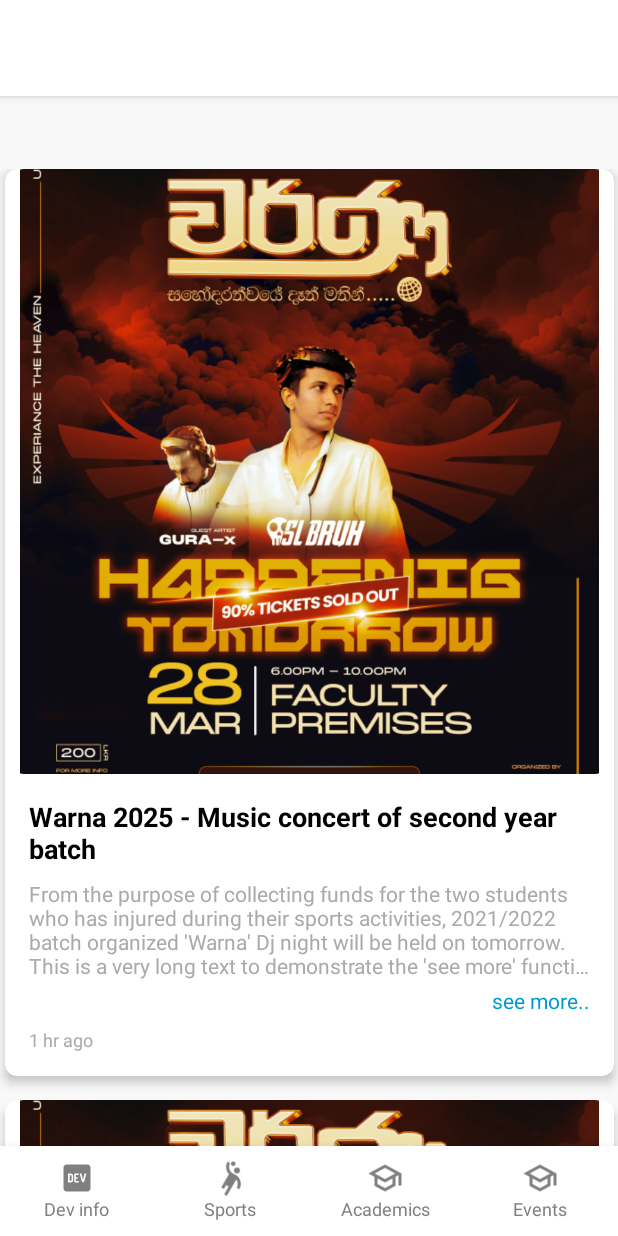
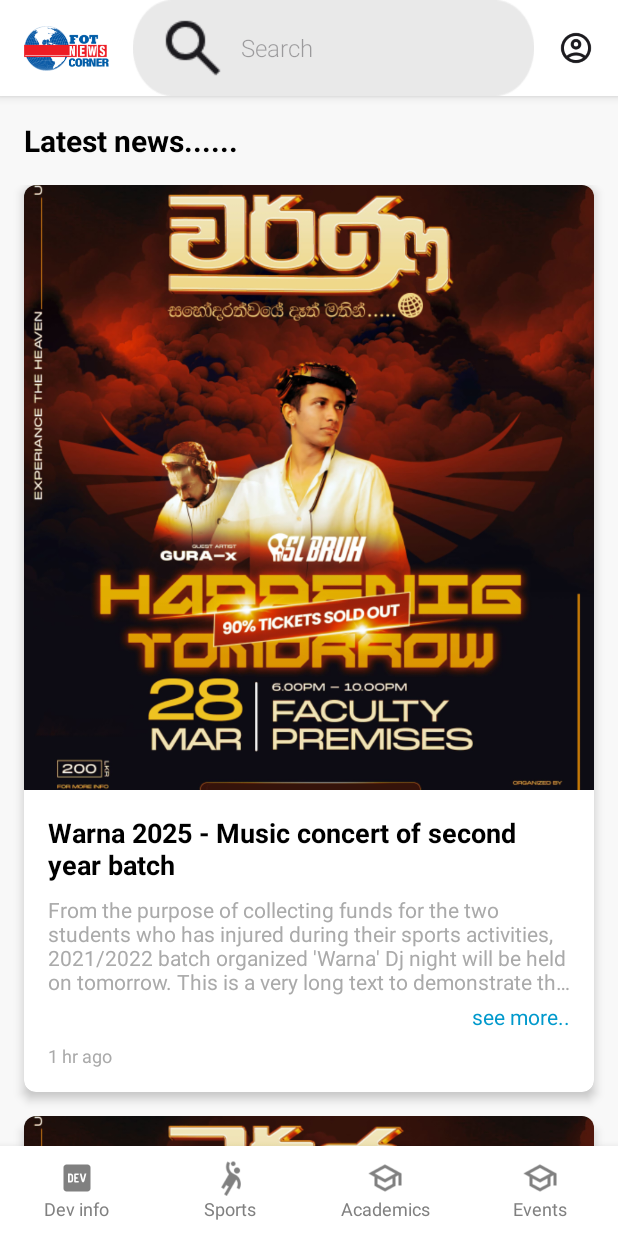
Before and after one commit to Tharindu-Gimhana/MyApplication4, an Android app: the layout activity_main.xml on its own in the app's theme, with its tools: preview values and no code run, on a phone screen of 412 x 824 dp. Run offline under Robolectric (Android 15) with nearby library versions, the light colour scheme and no system bars.

Commit message:
create the ui xml files

```diff
--- a/app/src/main/res/drawable/avatar.xml
+++ b/app/src/main/res/drawable/avatar.xml
@@ -1,4 +1,3 @@
-<!-- res/drawable/ic_default_user_avatar.xml (Default user icon, like the one in your image) -->
 <vector xmlns:android="http://schemas.android.com/apk/res/android"
     android:width="24dp"
     android:height="24dp"
--- a/app/src/main/res/drawable/dd.xml
+++ b/app/src/main/res/drawable/dd.xml
@@ -1,4 +1,3 @@
-<!-- res/drawable/rounded_profile_icon_background.xml -->
 <?xml version="1.0" encoding="utf-8"?>
 <shape xmlns:android="http://schemas.android.com/apk/res/android"
     android:shape="oval">
--- a/app/src/main/res/drawable/diolog_button.xml
+++ b/app/src/main/res/drawable/diolog_button.xml
@@ -1,4 +1,3 @@
-<!-- res/drawable/rounded_dialog_button_background.xml -->
 <?xml version="1.0" encoding="utf-8"?>
 <shape xmlns:android="http://schemas.android.com/apk/res/android">
     <solid android:color="#007BFF" /> <!-- Blue background for the OK button -->
--- a/app/src/main/res/drawable/home_btn.xml
+++ b/app/src/main/res/drawable/home_btn.xml
@@ -1,6 +1,5 @@
-<!-- res/drawable/rounded_button_background.xml -->
 <?xml version="1.0" encoding="utf-8"?>
 <shape xmlns:android="http://schemas.android.com/apk/res/android">
-    <solid android:color="#007BFF" /> <!-- Blue background for the button -->
-    <corners android:radius="28dp" /> <!-- Half of 56dp height for full rounded corners -->
+    <solid android:color="#007BFF" />
+    <corners android:radius="28dp" />
 </shape>
--- a/app/src/main/res/drawable/popup_background.xml
+++ b/app/src/main/res/drawable/popup_background.xml
@@ -1,7 +1,6 @@
-<!-- res/drawable/rounded_edittext_background.xml -->
 <?xml version="1.0" encoding="utf-8"?>
 <shape xmlns:android="http://schemas.android.com/apk/res/android">
-    <solid android:color="#F0F0F0" /> <!-- Light grey background for EditText -->
+    <solid android:color="#F0F0F0" />
     <corners android:radius="8dp" />
     <stroke android:color="#CCCCCC" android:width="1dp"/>
 </shape>
--- a/app/src/main/res/drawable/rr.xml
+++ b/app/src/main/res/drawable/rr.xml
@@ -1,4 +1,3 @@
-<!-- res/drawable/rounded_image_background.xml -->
 <?xml version="1.0" encoding="utf-8"?>
 <shape xmlns:android="http://schemas.android.com/apk/res/android"
     android:shape="oval">
--- a/app/src/main/res/layout/activity_main.xml
+++ b/app/src/main/res/layout/activity_main.xml
@@ -7,7 +7,6 @@
     android:background="#F8F8F8"
     tools:context=".MainActivity">
 
-    <!-- Top Bar: Contains Logo, Search Bar, and Profile Icon -->
     <androidx.constraintlayout.widget.ConstraintLayout
         android:id="@+id/topBar"
         android:layout_width="match_parent"
@@ -20,49 +19,83 @@
         app:layout_constraintStart_toStartOf="parent"
         app:layout_constraintEnd_toEndOf="parent">
 
-        <!-- FOT NEWS CORNER Logo -->
+        <ImageView
+            android:id="@+id/logo"
+            android:layout_width="wrap_content"
+            android:layout_height="wrap_content"
+            android:adjustViewBounds="true"
+            android:maxWidth="100dp"
+            android:maxHeight="30dp"
+            android:src="@drawable/logo_small"
+            app:layout_constraintStart_toStartOf="parent"
+            app:layout_constraintTop_toTopOf="parent"
+            app:layout_constraintBottom_toBottomOf="parent"
+            tools:ignore="ContentDescription" />
 
-        <!-- Search Bar -->
+        <ImageView
+            android:id="@+id/profileIcon"
+            android:layout_width="24dp"
+            android:layout_height="24dp"
+            android:src="@drawable/profile_icon"
+            app:layout_constraintEnd_toEndOf="parent"
+            app:layout_constraintTop_toTopOf="parent"
+            app:layout_constraintBottom_toBottomOf="parent"
+            tools:ignore="ContentDescription" />
 
-        <!-- Profile Icon -->
+        <EditText
+            android:id="@+id/searchBar"
+            android:layout_width="0dp"
+            android:layout_height="wrap_content"
+            android:layout_marginStart="16dp"
+            android:layout_marginEnd="16dp"
+            android:background="@drawable/search_container"
+            android:drawableStart="@drawable/search_icon"
+            android:drawablePadding="8dp"
+            android:ellipsize="end"
+            android:focusableInTouchMode="true"
+            android:fontFamily="sans-serif-light"
+            android:hint="Search"
+            android:imeOptions="actionSearch"
+            android:paddingStart="16dp"
+            android:paddingEnd="16dp"
+            android:singleLine="true"
+            android:textSize="16sp"
+            android:textStyle="normal"
+            app:layout_constraintBottom_toBottomOf="parent"
+            app:layout_constraintEnd_toStartOf="@id/profileIcon"
+            app:layout_constraintStart_toEndOf="@id/logo"
+            app:layout_constraintTop_toTopOf="parent"
+            tools:ignore="Autofill,LabelFor" />
 
     </androidx.constraintlayout.widget.ConstraintLayout>
-
-    <!-- "Latest news......" Title -->
-
-    <!-- RecyclerView for displaying News Cards -->
-
-    <!-- Bottom Navigation View -->
 
     <TextView
         android:id="@+id/latestNewsTitle"
         android:layout_width="wrap_content"
         android:layout_height="wrap_content"
         android:text="Latest news......"
-        android:textColor="@android:color/black"
         android:textSize="20sp"
         android:textStyle="bold"
-        app:layout_constraintEnd_toEndOf="parent"
-        app:layout_constraintHorizontal_bias="0.194"
-        app:layout_constraintStart_toStartOf="parent"
-        tools:layout_editor_absoluteY="136dp" />
+        android:textColor="@android:color/black"
+        android:layout_marginTop="16dp"
+        android:layout_marginStart="16dp"
+        app:layout_constraintTop_toBottomOf="@id/topBar"
+        app:layout_constraintStart_toStartOf="parent" />
 
     <androidx.recyclerview.widget.RecyclerView
         android:id="@+id/newsRecyclerView"
-        android:layout_width="438dp"
-        android:layout_height="651dp"
+        android:layout_width="match_parent"
+        android:layout_height="0dp"
         android:layout_marginTop="16dp"
         android:clipToPadding="false"
         android:paddingStart="16dp"
         android:paddingEnd="16dp"
         android:paddingBottom="8dp"
         app:layoutManager="androidx.recyclerview.widget.LinearLayoutManager"
-        app:layout_constraintBottom_toTopOf="@+id/bottomNavigationView"
+        app:layout_constraintTop_toBottomOf="@id/latestNewsTitle"
+        app:layout_constraintBottom_toTopOf="@id/bottomNavigationView"
+        app:layout_constraintStart_toStartOf="parent"
         app:layout_constraintEnd_toEndOf="parent"
-        app:layout_constraintHorizontal_bias="0.518"
-        app:layout_constraintStart_toStartOf="parent"
-        app:layout_constraintTop_toBottomOf="@id/latestNewsTitle"
-        app:layout_constraintVertical_bias="1.0"
         tools:listitem="@layout/news_card" />
 
     <LinearLayout
@@ -76,7 +109,6 @@
         app:layout_constraintStart_toStartOf="parent"
         app:layout_constraintEnd_toEndOf="parent">
 
-        <!-- Dev Info Tab (formerly Home) -->
         <LinearLayout
             android:id="@+id/tabDevInfo"
             android:layout_width="0dp"
@@ -92,7 +124,7 @@
                 android:layout_width="24dp"
                 android:layout_height="24dp"
                 android:src="@drawable/dev_logo"
-                android:tint="@color/inactive_tab_color"
+                app:tint="@color/inactive_tab_color"
                 tools:ignore="ContentDescription" />
 
             <TextView
@@ -103,7 +135,6 @@
                 android:textColor="@color/inactive_tab_color" />
         </LinearLayout>
 
-        <!-- Sports Tab -->
         <LinearLayout
             android:id="@+id/tabSports"
             android:layout_width="0dp"
@@ -119,7 +150,7 @@
                 android:layout_width="24dp"
                 android:layout_height="24dp"
                 android:src="@drawable/sport_icon"
-                android:tint="@color/inactive_tab_color"
+                app:tint="@color/inactive_tab_color"
                 tools:ignore="ContentDescription" />
 
             <TextView
@@ -130,7 +161,6 @@
                 android:textColor="@color/inactive_tab_color" />
         </LinearLayout>
 
-        <!-- Academics Tab -->
         <LinearLayout
             android:id="@+id/tabAcademics"
             android:layout_width="0dp"
@@ -146,7 +176,7 @@
                 android:layout_width="24dp"
                 android:layout_height="24dp"
                 android:src="@drawable/event_icon"
-                android:tint="@color/inactive_tab_color"
+                app:tint="@color/inactive_tab_color"
                 tools:ignore="ContentDescription" />
 
             <TextView
@@ -157,7 +187,6 @@
                 android:textColor="@color/inactive_tab_color" />
         </LinearLayout>
 
-        <!-- Events Tab -->
         <LinearLayout
             android:id="@+id/tabEvents"
             android:layout_width="0dp"
@@ -173,7 +202,7 @@
                 android:layout_width="24dp"
                 android:layout_height="24dp"
                 android:src="@drawable/event_icon"
-                android:tint="@color/inactive_tab_color"
+                app:tint="@color/inactive_tab_color"
                 tools:ignore="ContentDescription" />
 
             <TextView
@@ -186,48 +215,4 @@
 
     </LinearLayout>
 
-    <ImageView
-        android:id="@+id/logo"
-        android:layout_width="wrap_content"
-        android:layout_height="wrap_content"
-        android:adjustViewBounds="true"
-        android:maxWidth="100dp"
-        android:maxHeight="30dp"
-        android:src="@drawable/logo_small"
-        tools:ignore="ContentDescription"
-        tools:layout_editor_absoluteX="22dp"
-        tools:layout_editor_absoluteY="82dp" />
-
-    <EditText
-        android:id="@+id/searchBar"
-        android:layout_width="240dp"
-        android:layout_height="21dp"
-        android:background="@drawable/search_container"
-        android:drawableStart="@drawable/search_icon"
-        android:drawablePadding="8dp"
-        android:ellipsize="end"
-        android:focusableInTouchMode="true"
-        android:fontFamily="sans-serif-light"
-        android:hint="Search"
-        android:imeOptions="actionSearch"
-        android:paddingStart="16dp"
-        android:paddingEnd="16dp"
-        android:singleLine="true"
-        android:textSize="16sp"
-        android:textStyle="normal"
-        app:layout_constraintEnd_toStartOf="@+id/profileIcon"
-        app:layout_constraintStart_toEndOf="@+id/logo"
-        tools:ignore="Autofill,LabelFor"
-        tools:layout_editor_absoluteY="97dp" />
-
-    <ImageView
-        android:id="@+id/profileIcon"
-        android:layout_width="24dp"
-        android:layout_height="24dp"
-        android:layout_marginEnd="24dp"
-        android:src="@drawable/profile_icon"
-        app:layout_constraintEnd_toEndOf="parent"
-        tools:ignore="ContentDescription"
-        tools:layout_editor_absoluteY="88dp" />
-
 </androidx.constraintlayout.widget.ConstraintLayout>
--- a/app/src/main/res/layout/activity_register.xml
+++ b/app/src/main/res/layout/activity_register.xml
@@ -6,7 +6,7 @@
     android:layout_width="match_parent"
     android:layout_height="match_parent"
     android:background="#F5F5F5"
-    tools:context=".SignupActivity">
+    tools:context=".RegisterActivity">
 
     <!-- Wrap the main content in a ScrollView to prevent overflow on smaller screens -->
     <ScrollView
--- a/app/src/main/res/values/colors.xml
+++ b/app/src/main/res/values/colors.xml
@@ -3,7 +3,7 @@
     <color name="black">#FF000000</color>
     <color name="white">#FFFFFFFF</color>
 
-    <color name="inactive_tab_color">#808080</color> <!-- Grey for inactive tabs -->
+    <color name="inactive_tab_color">#808080</color>
     <!-- You can define an active_tab_color if you plan to dynamically highlight a tab in Java/Kotlin -->
     <!-- <color name="active_tab_color">#673AB7</color> -->
 </resources>
```
Also changed, not shown: app/src/main/java/com/example/fotnewscorner/MainActivity.java (added, +85 -0 lines), app/src/main/res/layout/activity_userinfo.xml (+10 -6 lines).
